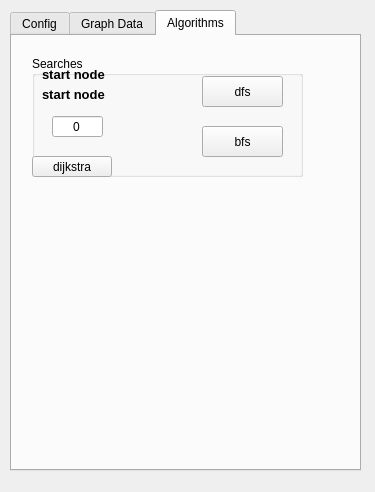
Qt form graph_editor/tabwidget.ui (AleksDemakov/graph_editor) before a commit.
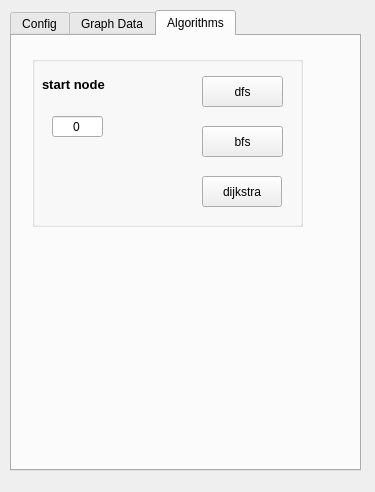
The same form after that commit. The open tabs and pages were chosen to show the change.

Diff of the .ui file:
```diff
--- a/graph_editor/tabwidget.ui
+++ b/graph_editor/tabwidget.ui
@@ -262,11 +262,11 @@
        <x>20</x>
        <y>20</y>
        <width>271</width>
-       <height>121</height>
+       <height>171</height>
       </rect>
      </property>
      <property name="title">
-      <string>Searches</string>
+      <string/>
      </property>
      <widget class="QPushButton" name="bfs_button">
       <property name="geometry">
@@ -323,7 +323,7 @@
       <property name="geometry">
        <rect>
         <x>10</x>
-        <y>30</y>
+        <y>20</y>
         <width>151</width>
         <height>16</height>
        </rect>
@@ -339,34 +339,13 @@
        <string>start node</string>
       </property>
      </widget>
-    </widget>
-    <widget class="QLabel" name="label_3">
-     <property name="geometry">
-      <rect>
-       <x>30</x>
-       <y>30</y>
-       <width>81</width>
-       <height>16</height>
-      </rect>
-     </property>
-     <property name="font">
-      <font>
-       <pointsize>10</pointsize>
-       <weight>75</weight>
-       <bold>true</bold>
-      </font>
-     </property>
-     <property name="text">
-      <string>start node</string>
-     </property>
-    </widget>
     <widget class="QPushButton" name="dijkstra_button">
      <property name="geometry">
       <rect>
-       <x>20</x>
+        <x>170</x>
        <y>120</y>
        <width>80</width>
-       <height>21</height>
+        <height>31</height>
       </rect>
      </property>
      <property name="text">
@@ -375,6 +354,7 @@
      <property name="default">
       <bool>false</bool>
      </property>
+     </widget>
     </widget>
    </widget>
   </widget>
```
Left out of the diff: 4 changed lines with no effect on the pictures. Lines whose indentation alone changed are shown as unchanged.
